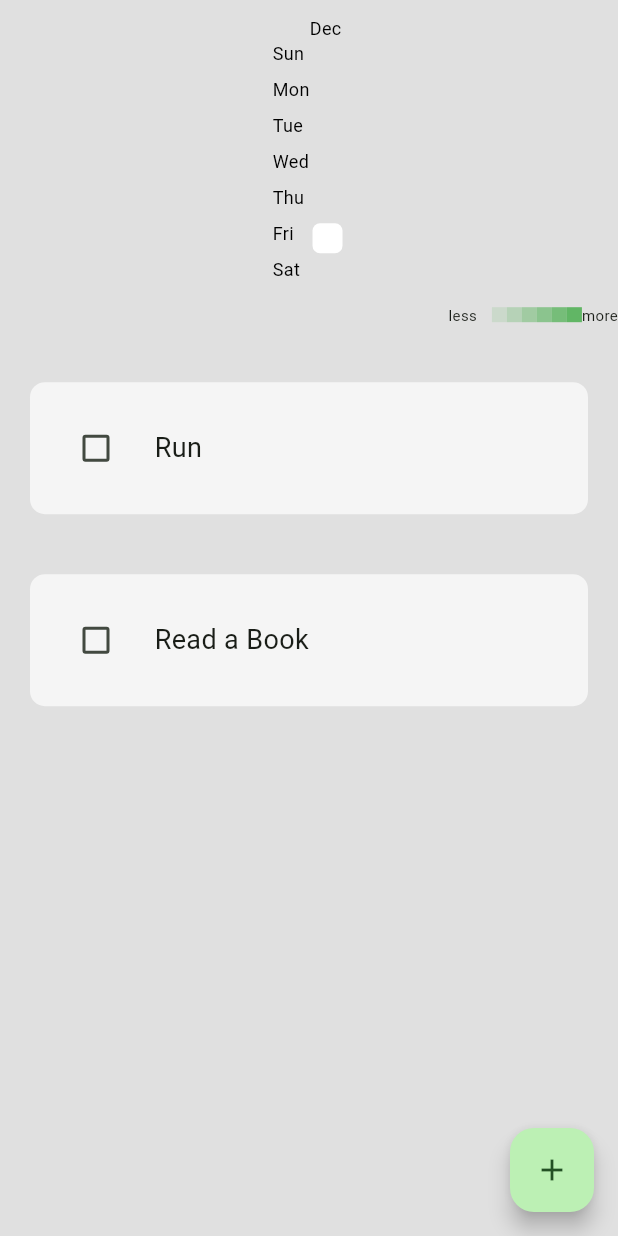
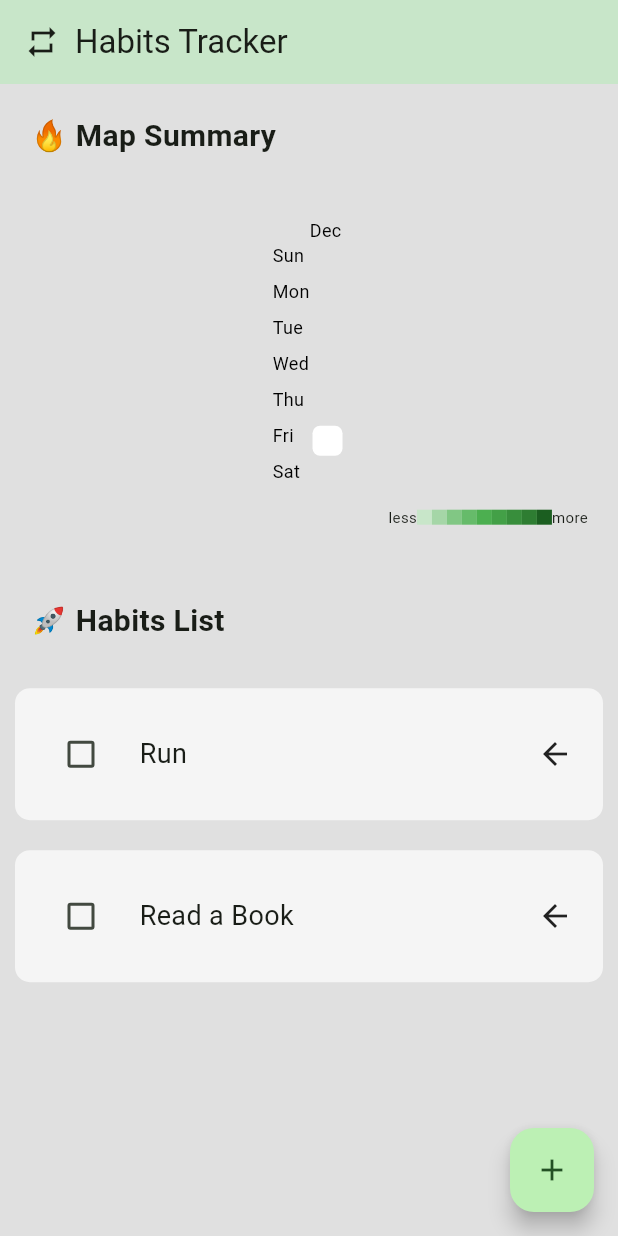
Before and after one commit to ahbarabdellah/habit-tracker, a Flutter app: the screen it shows after launch, on a phone screen of 412 x 824 dp. Run offline on Flutter 3.47's test engine with Material 3 defaults, Android fonts, the phone set to English and light mode, and no system bars; drawn by our look-alikes of flutter_heatmap_calendar, flutter_slidable; our stand-ins replace hive, hive_flutter; accounts and stored records are empty.

Commit message:
last fixes

```diff
--- a/lib/components/habit_tile.dart
+++ b/lib/components/habit_tile.dart
@@ -20,7 +20,7 @@ class HabiteTile extends StatelessWidget {
   @override
   Widget build(BuildContext context) {
     return Padding(
-      padding: const EdgeInsets.all(20),
+      padding: const EdgeInsets.all(10),
       child: Slidable(
         endActionPane: ActionPane(motion: const StretchMotion(), children: [
           SlidableAction(
@@ -48,6 +48,11 @@ class HabiteTile extends StatelessWidget {
                 habitName,
                 style: const TextStyle(fontSize: 18),
               ),
+              Expanded(child: Container()),
+              const Align(
+                alignment: Alignment.centerRight,
+                child: Icon(Icons.arrow_back),
+              )
             ],
           ),
         ),
--- a/lib/components/heatmap.dart
+++ b/lib/components/heatmap.dart
@@ -20,14 +20,24 @@ class _HeatmapcalndrState extends State<Heatmapcalndr> {
   @override
   Widget build(BuildContext context) {
     return Padding(
-      padding: const EdgeInsets.only(top: 10, bottom: 10),
+      padding: const EdgeInsets.all(20),
       child: HeatMap(
         startDate: convertYYYYMMDDToDateTime(widget.startDate),
         defaultColor: Colors.white,
         textColor: Colors.black,
-        colorMode: ColorMode.opacity,
+        colorMode: ColorMode.color,
         datasets: widget.dataset,
-        colorsets: const {1: Colors.green},
+        colorsets: {
+          1: Colors.green.shade100,
+          2: Colors.green.shade200,
+          3: Colors.green.shade300,
+          4: Colors.green.shade400,
+          5: Colors.green.shade500,
+          6: Colors.green.shade600,
+          7: Colors.green.shade700,
+          8: Colors.green.shade800,
+          9: Colors.green.shade900,
+        },
         onClick: (value) {
           ScaffoldMessenger.of(context)
               .showSnackBar(SnackBar(content: Text(value.toString())));
--- a/lib/pages/home.dart
+++ b/lib/pages/home.dart
@@ -88,13 +88,37 @@ class _MyHomePageState extends State<MyHomePage> {
   @override
   Widget build(BuildContext context) {
     return Scaffold(
+      appBar: AppBar(
+        title: Row(children: [
+          Icon(Icons.repeat),
+          SizedBox(
+            width: 10,
+          ),
+          Text("Habits Tracker"),
+        ]),
+        backgroundColor: Colors.green.shade100,
+      ),
       backgroundColor: Colors.grey[300],
       body: ListView(
           // Important to prevent independent scrolling
           children: [
+            const Padding(
+              padding: EdgeInsets.all(20.0),
+              child: Text(
+                "🔥 Map Summary",
+                style: TextStyle(fontSize: 20, fontWeight: FontWeight.bold),
+              ),
+            ),
             Heatmapcalndr(
               dataset: db.datasethabitstracker,
               startDate: myBox.get('StartDate'),
+            ),
+            const Padding(
+              padding: EdgeInsets.all(20.0),
+              child: Text(
+                "🚀 Habits List",
+                style: TextStyle(fontSize: 20, fontWeight: FontWeight.bold),
+              ),
             ),
             ListView.builder(
               physics: const NeverScrollableScrollPhysics(),
```
